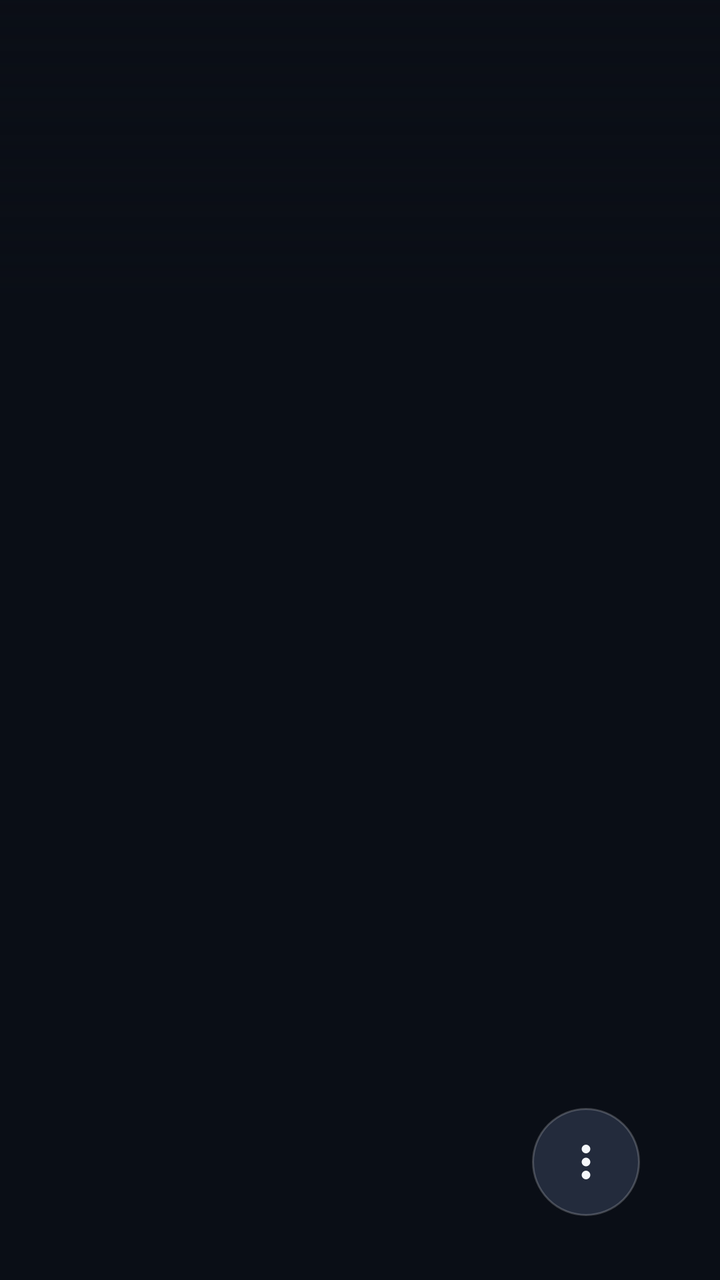
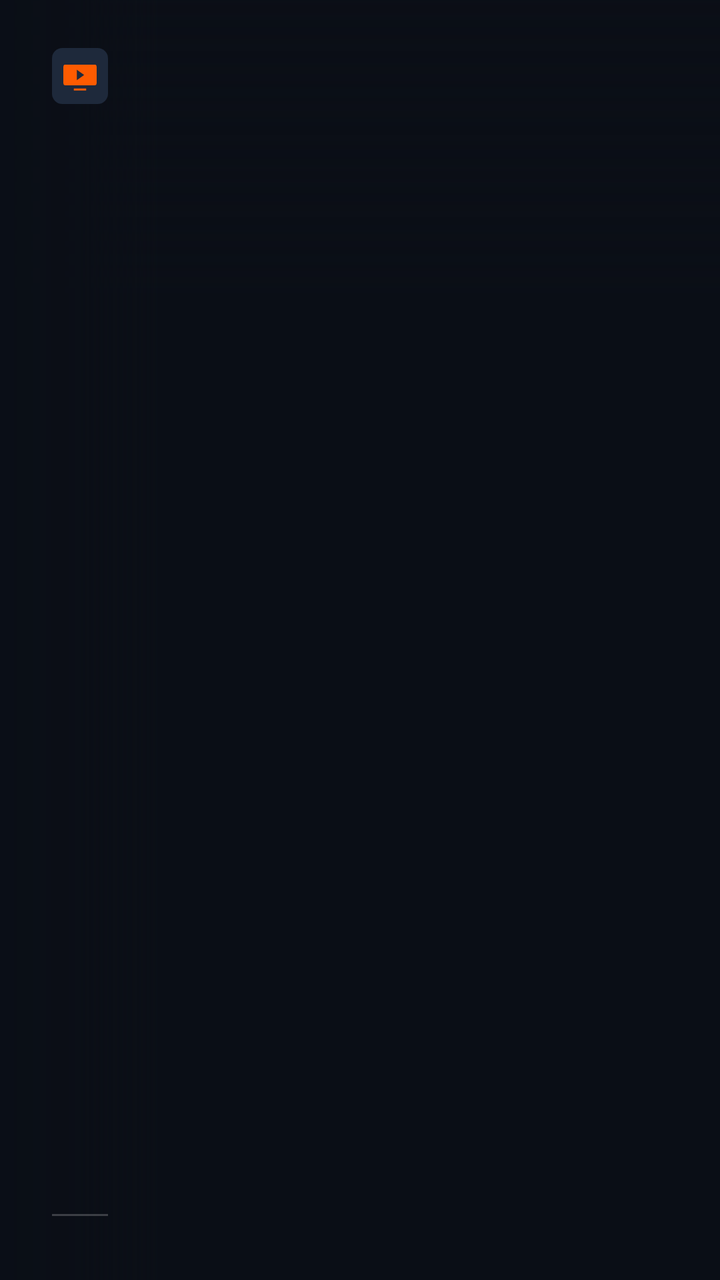

Screens rendered from an Android XML layout before and after an edit, with the pre-edit source and the edit as a unified diff.
<!-- AndroidManifest.xml: application theme Theme.Launcher -->
<!-- res/layout/activity_main.xml -->
<?xml version="1.0" encoding="utf-8"?>
<FrameLayout xmlns:android="http://schemas.android.com/apk/res/android"
    android:layout_width="match_parent"
    android:layout_height="match_parent"
    android:background="@color/bg">

    <androidx.recyclerview.widget.RecyclerView
        android:id="@+id/grid"
        android:layout_width="match_parent"
        android:layout_height="match_parent"
        android:clipChildren="false"
        android:clipToPadding="false"
        android:paddingStart="46dp"
        android:paddingEnd="46dp"
        android:paddingBottom="48dp" />

    
    <View
        android:layout_width="match_parent"
        android:layout_height="150dp"
        android:background="@drawable/scrim_top" />

    <LinearLayout
        android:layout_width="wrap_content"
        android:layout_height="wrap_content"
        android:layout_gravity="top|end"
        android:layout_marginTop="20dp"
        android:layout_marginEnd="@dimen/side"
        android:gravity="end"
        android:orientation="vertical">

        <TextView
            android:id="@+id/clock"
            android:layout_width="wrap_content"
            android:layout_height="wrap_content"
            android:fontFamily="sans-serif-light"
            android:shadowColor="#99000000"
            android:shadowRadius="8"
            android:textColor="@color/text"
            android:textSize="30sp" />

        <TextView
            android:id="@+id/date"
            android:layout_width="wrap_content"
            android:layout_height="wrap_content"
            android:fontFamily="sans-serif-medium"
            android:shadowColor="#99000000"
            android:shadowRadius="6"
            android:textColor="@color/text_soft"
            android:textSize="13sp" />

        <LinearLayout
            android:id="@+id/weather"
            android:layout_width="wrap_content"
            android:layout_height="wrap_content"
            android:layout_marginTop="4dp"
            android:gravity="center_vertical"
            android:orientation="horizontal"
            android:visibility="gone">

            <ImageView
                android:id="@+id/weather_icon"
                android:layout_width="34dp"
                android:layout_height="34dp"
                android:importantForAccessibility="no" />

            <TextView
                android:id="@+id/weather_temp"
                android:layout_width="wrap_content"
                android:layout_height="wrap_content"
                android:layout_marginStart="8dp"
                android:fontFamily="sans-serif-light"
                android:shadowColor="#99000000"
                android:shadowRadius="8"
                android:textColor="@color/text"
                android:textSize="26sp" />

            <LinearLayout
                android:layout_width="wrap_content"
                android:layout_height="wrap_content"
                android:layout_marginStart="10dp"
                android:orientation="vertical">

                <TextView
                    android:id="@+id/weather_desc"
                    android:layout_width="wrap_content"
                    android:layout_height="wrap_content"
                    android:fontFamily="sans-serif-medium"
                    android:shadowColor="#99000000"
                    android:shadowRadius="6"
                    android:textColor="@color/text"
                    android:textSize="13sp" />

                <TextView
                    android:id="@+id/weather_range"
                    android:layout_width="wrap_content"
                    android:layout_height="wrap_content"
                    android:shadowColor="#99000000"
                    android:shadowRadius="6"
                    android:textColor="@color/text_soft"
                    android:textSize="12sp" />
            </LinearLayout>
        </LinearLayout>
    </LinearLayout>

    
    <ImageButton
        android:id="@+id/menu_button"
        android:layout_width="54dp"
        android:layout_height="54dp"
        android:layout_gravity="bottom|end"
        android:layout_marginEnd="40dp"
        android:layout_marginBottom="32dp"
        android:background="@drawable/menu_button_bg"
        android:contentDescription="@string/panel_title"
        android:elevation="12dp"
        android:focusable="true"
        android:padding="14dp"
        android:scaleType="fitCenter"
        android:src="@drawable/ic_menu_dots" />

    
    <View
        android:id="@+id/panel_scrim"
        android:layout_width="match_parent"
        android:layout_height="match_parent"
        android:alpha="0"
        android:background="#99000000"
        android:visibility="gone" />

    
    <LinearLayout
        android:id="@+id/side_panel"
        android:layout_width="360dp"
        android:layout_height="match_parent"
        android:layout_gravity="end"
        android:background="@drawable/panel_bg"
        android:elevation="24dp"
        android:orientation="vertical"
        android:paddingStart="22dp"
        android:paddingTop="40dp"
        android:paddingEnd="22dp"
        android:paddingBottom="28dp"
        android:visibility="gone">

        <TextView
            android:layout_width="wrap_content"
            android:layout_height="wrap_content"
            android:fontFamily="sans-serif-medium"
            android:letterSpacing="0.12"
            android:paddingStart="18dp"
            android:text="@string/panel_title"
            android:textAllCaps="true"
            android:textColor="@color/text_muted"
            android:textSize="12sp" />

        <LinearLayout
            android:id="@+id/panel_rows"
            android:layout_width="match_parent"
            android:layout_height="0dp"
            android:layout_marginTop="14dp"
            android:layout_weight="1"
            android:orientation="vertical" />

        <TextView
            android:id="@+id/panel_version"
            android:layout_width="wrap_content"
            android:layout_height="wrap_content"
            android:paddingStart="18dp"
            android:textColor="@color/neutral"
            android:textSize="12sp" />
    </LinearLayout>
</FrameLayout>
<!-- resources referenced by this layout -->
<resources>
  <color name="bg">#0A0E16</color>
  <color name="neutral">#64748B</color>
  <color name="text">#F5F7FA</color>
  <color name="text_muted">#9AA4B5</color>
  <color name="text_soft">#C9D1DD</color>
  <dimen name="side">56dp</dimen>
  <!-- drawable ic_menu_dots (drawable) -->
  <vector xmlns:android="http://schemas.android.com/apk/res/android" android:width="24dp" android:height="24dp" android:viewportWidth="24" android:viewportHeight="24">
      <path android:fillColor="#F5F7FA" android:pathData="M12,8a2,2 0 1,0 0,-4a2,2 0 1,0 0,4zM12,14a2,2 0 1,0 0,-4a2,2 0 1,0 0,4zM12,20a2,2 0 1,0 0,-4a2,2 0 1,0 0,4z" />
  </vector>
  <!-- drawable menu_button_bg (drawable) -->
  <?xml version="1.0" encoding="utf-8"?>
  <selector xmlns:android="http://schemas.android.com/apk/res/android">
      <item android:state_focused="true">
          <shape android:shape="oval">
              <solid android:color="@color/accent" />
          </shape>
      </item>
      <item>
          <shape android:shape="oval">
              <solid android:color="#CC2A3346" />
              <stroke android:width="1dp" android:color="#33FFFFFF" />
          </shape>
      </item>
  </selector>
  <!-- drawable panel_bg (drawable) -->
  <?xml version="1.0" encoding="utf-8"?>
  <shape xmlns:android="http://schemas.android.com/apk/res/android" android:shape="rectangle">
      <solid android:color="#F2111826" />
  </shape>
  <!-- drawable scrim_top (drawable) -->
  <?xml version="1.0" encoding="utf-8"?>
  <shape xmlns:android="http://schemas.android.com/apk/res/android" android:shape="rectangle">
      <gradient android:angle="270" android:startColor="#E60A0E16" android:endColor="#000A0E16" android:type="linear" />
  </shape>
  <string name="panel_title">Skróty</string>
  <style name="Theme.Launcher" parent="@android:style/Theme.DeviceDefault.NoActionBar.Fullscreen">
          <item name="android:windowBackground">@color/bg</item>
          <item name="android:colorAccent">@color/accent</item>
          <item name="android:windowShowWallpaper">false</item>
      </style>
  <color name="accent">#FE5B00</color>
</resources>

<!-- the commit's change to res/layout/activity_main.xml (unified diff, before → after) -->
@@ -10,9 +10,54 @@
         android:layout_height="match_parent"
         android:clipChildren="false"
         android:clipToPadding="false"
-        android:paddingStart="46dp"
+        android:paddingStart="112dp"
         android:paddingEnd="46dp"
         android:paddingBottom="48dp" />
+
+    
+    <LinearLayout
+        android:id="@+id/rail"
+        android:layout_width="80dp"
+        android:layout_height="match_parent"
+        android:layout_gravity="start"
+        android:background="@drawable/rail_bg"
+        android:clipChildren="false"
+        android:elevation="8dp"
+        android:orientation="vertical"
+        android:paddingStart="12dp"
+        android:paddingTop="24dp"
+        android:paddingEnd="12dp"
+        android:paddingBottom="24dp">
+
+        <ImageView
+            android:layout_width="28dp"
+            android:layout_height="28dp"
+            android:layout_marginStart="14dp"
+            android:layout_marginBottom="18dp"
+            android:importantForAccessibility="no"
+            android:src="@drawable/ic_launcher" />
+
+        <LinearLayout
+            android:id="@+id/rail_items"
+            android:layout_width="match_parent"
+            android:layout_height="0dp"
+            android:layout_weight="1"
+            android:orientation="vertical" />
+
+        <View
+            android:layout_width="match_parent"
+            android:layout_height="1dp"
+            android:layout_marginStart="14dp"
+            android:layout_marginEnd="14dp"
+            android:layout_marginBottom="8dp"
+            android:background="#33FFFFFF" />
+
+        <LinearLayout
+            android:id="@+id/rail_bottom"
+            android:layout_width="match_parent"
+            android:layout_height="wrap_content"
+            android:orientation="vertical" />
+    </LinearLayout>
 
     
     <View
@@ -104,22 +149,6 @@
     </LinearLayout>
 
     
-    <ImageButton
-        android:id="@+id/menu_button"
-        android:layout_width="54dp"
-        android:layout_height="54dp"
-        android:layout_gravity="bottom|end"
-        android:layout_marginEnd="40dp"
-        android:layout_marginBottom="32dp"
-        android:background="@drawable/menu_button_bg"
-        android:contentDescription="@string/panel_title"
-        android:elevation="12dp"
-        android:focusable="true"
-        android:padding="14dp"
-        android:scaleType="fitCenter"
-        android:src="@drawable/ic_menu_dots" />
-
-    
     <View
         android:id="@+id/panel_scrim"
         android:layout_width="match_parent"
<!-- resource entries referenced after the edit -->
@@ -6,29 +6,21 @@
   <color name="text_muted">#9AA4B5</color>
   <color name="text_soft">#C9D1DD</color>
   <dimen name="side">56dp</dimen>
-  <!-- drawable ic_menu_dots (drawable) -->
-  <vector xmlns:android="http://schemas.android.com/apk/res/android" android:width="24dp" android:height="24dp" android:viewportWidth="24" android:viewportHeight="24">
-      <path android:fillColor="#F5F7FA" android:pathData="M12,8a2,2 0 1,0 0,-4a2,2 0 1,0 0,4zM12,14a2,2 0 1,0 0,-4a2,2 0 1,0 0,4zM12,20a2,2 0 1,0 0,-4a2,2 0 1,0 0,4z" />
+  <!-- drawable ic_launcher (drawable) -->
+  <vector xmlns:android="http://schemas.android.com/apk/res/android" android:width="108dp" android:height="108dp" android:viewportWidth="108" android:viewportHeight="108">
+      <path android:fillColor="@color/navy" android:pathData="M20,0h68a20,20 0 0,1 20,20v68a20,20 0 0,1 -20,20h-68a20,20 0 0,1 -20,-20v-68a20,20 0 0,1 20,-20z" />
+      <path android:fillColor="@color/accent" android:pathData="M26,32h56a4,4 0 0,1 4,4v32a4,4 0 0,1 -4,4h-56a4,4 0 0,1 -4,-4v-32a4,4 0 0,1 4,-4zM42,78h24v4h-24z" />
+      <path android:fillColor="@color/navy" android:pathData="M48,42l14,10l-14,10z" />
   </vector>
-  <!-- drawable menu_button_bg (drawable) -->
-  <?xml version="1.0" encoding="utf-8"?>
-  <selector xmlns:android="http://schemas.android.com/apk/res/android">
-      <item android:state_focused="true">
-          <shape android:shape="oval">
-              <solid android:color="@color/accent" />
-          </shape>
-      </item>
-      <item>
-          <shape android:shape="oval">
-              <solid android:color="#CC2A3346" />
-              <stroke android:width="1dp" android:color="#33FFFFFF" />
-          </shape>
-      </item>
-  </selector>
   <!-- drawable panel_bg (drawable) -->
   <?xml version="1.0" encoding="utf-8"?>
   <shape xmlns:android="http://schemas.android.com/apk/res/android" android:shape="rectangle">
       <solid android:color="#F2111826" />
+  </shape>
+  <!-- drawable rail_bg (drawable) -->
+  <?xml version="1.0" encoding="utf-8"?>
+  <shape xmlns:android="http://schemas.android.com/apk/res/android" android:shape="rectangle">
+      <gradient android:angle="0" android:startColor="#F20A0E16" android:centerColor="#D90A0E16" android:endColor="#000A0E16" android:type="linear" />
   </shape>
   <!-- drawable scrim_top (drawable) -->
   <?xml version="1.0" encoding="utf-8"?>
@@ -41,6 +33,7 @@
           <item name="android:colorAccent">@color/accent</item>
           <item name="android:windowShowWallpaper">false</item>
       </style>
+  <color name="navy">#1E293B</color>
   <color name="accent">#FE5B00</color>
 </resources>
 
